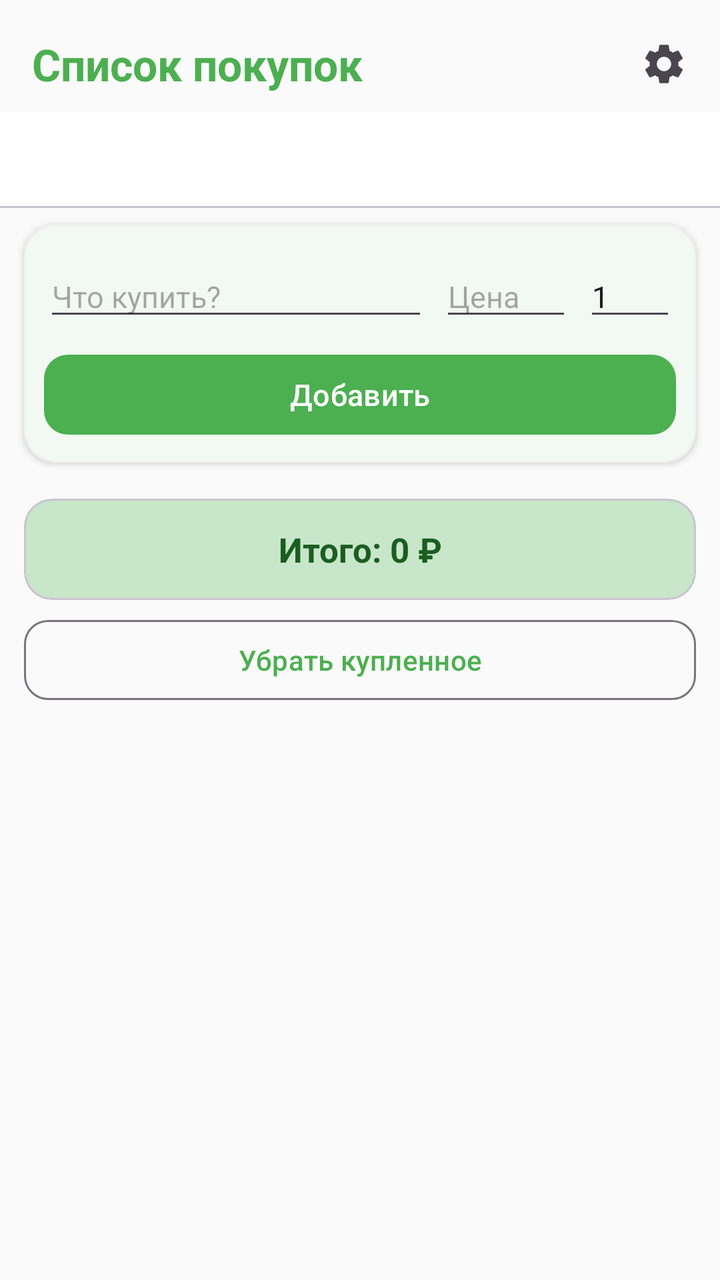
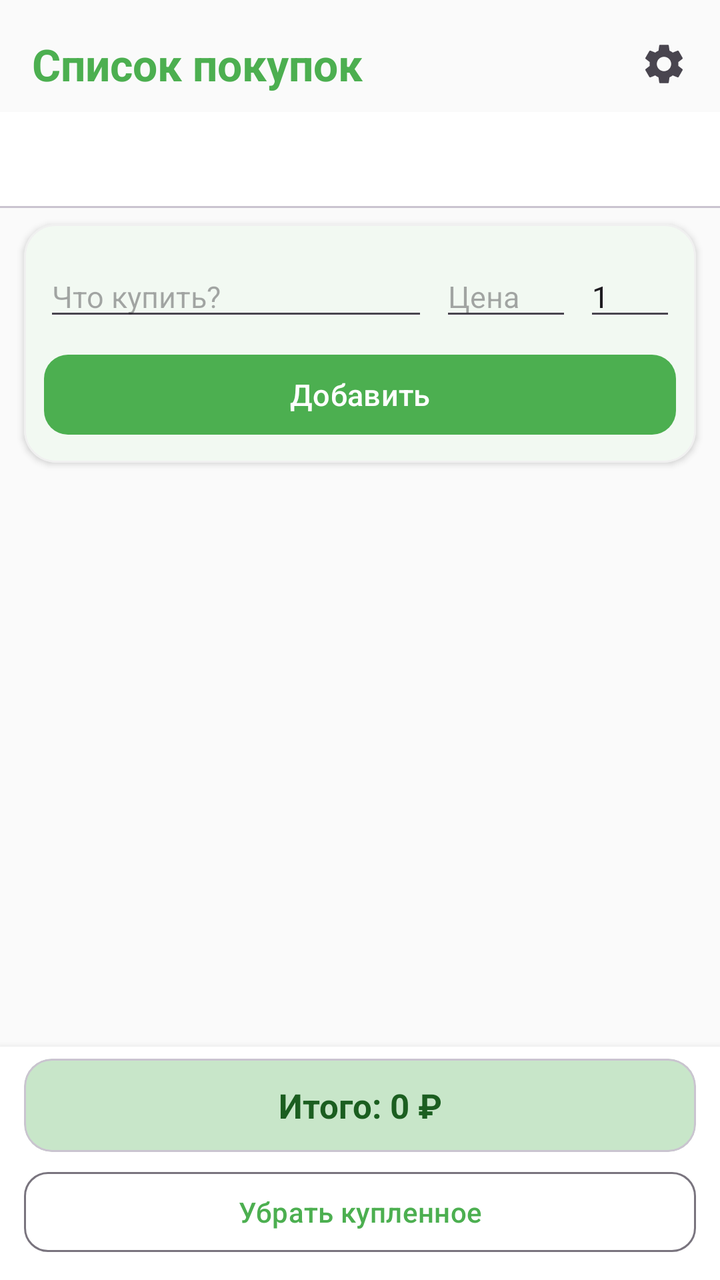

An Android layout rendered at two revisions. The XML below is the earlier revision; the diff shows what the commit changed to produce the second picture.
<!-- AndroidManifest.xml: application theme Theme.ShoppingList -->
<!-- res/layout/activity_main.xml -->
<?xml version="1.0" encoding="utf-8"?>
<androidx.core.widget.NestedScrollView
    xmlns:android="http://schemas.android.com/apk/res/android"
    xmlns:app="http://schemas.android.com/apk/res-auto"
    android:id="@+id/rootLayout"
    android:layout_width="match_parent"
    android:layout_height="match_parent"
    android:fillViewport="true"
    android:background="?android:attr/colorBackground">

    <LinearLayout
        android:layout_width="match_parent"
        android:layout_height="wrap_content"
        android:orientation="vertical">

        
        <LinearLayout
            android:layout_width="match_parent"
            android:layout_height="wrap_content"
            android:orientation="horizontal"
            android:gravity="center_vertical"
            android:paddingStart="16dp"
            android:paddingEnd="8dp"
            android:paddingTop="12dp"
            android:paddingBottom="4dp">

            <TextView
                android:layout_width="0dp"
                android:layout_height="wrap_content"
                android:layout_weight="1"
                android:text="@string/app_name"
                android:textSize="22sp"
                android:textStyle="bold"
                android:textColor="?attr/colorPrimary" />

            <ImageButton
                android:id="@+id/btnSettings"
                android:layout_width="40dp"
                android:layout_height="40dp"
                android:background="?attr/selectableItemBackgroundBorderless"
                android:contentDescription="@string/settings"
                android:src="@drawable/ic_settings"
                android:scaleType="centerInside" />
        </LinearLayout>

        
        <com.google.android.material.tabs.TabLayout
            android:id="@+id/tabLayout"
            android:layout_width="match_parent"
            android:layout_height="wrap_content"
            app:tabMode="scrollable"
            app:tabIndicatorColor="?attr/colorPrimary"
            app:tabSelectedTextColor="?attr/colorPrimary"
            app:tabTextColor="?attr/colorOnSurfaceVariant" />

        
        <com.google.android.material.card.MaterialCardView
            android:layout_width="match_parent"
            android:layout_height="wrap_content"
            android:layout_marginStart="12dp"
            android:layout_marginEnd="12dp"
            android:layout_marginTop="8dp"
            app:cardCornerRadius="16dp"
            app:cardElevation="2dp"
            app:cardBackgroundColor="?attr/colorSurface"
            app:strokeColor="?attr/colorSurfaceVariant"
            app:strokeWidth="1dp">

            <LinearLayout
                android:layout_width="match_parent"
                android:layout_height="wrap_content"
                android:orientation="vertical"
                android:padding="10dp">

                
                <com.google.android.material.chip.ChipGroup
                    android:id="@+id/chipGroup"
                    android:layout_width="match_parent"
                    android:layout_height="wrap_content"
                    app:chipSpacingHorizontal="4dp"
                    app:chipSpacingVertical="0dp"
                    app:singleSelection="true"
                    app:selectionRequired="true" />

                <LinearLayout
                    android:layout_width="match_parent"
                    android:layout_height="wrap_content"
                    android:orientation="horizontal"
                    android:layout_marginTop="6dp"
                    android:gravity="center_vertical">

                    <AutoCompleteTextView
                        android:id="@+id/editItem"
                        android:layout_width="0dp"
                        android:layout_height="wrap_content"
                        android:layout_weight="1"
                        android:hint="@string/hint_new_item"
                        android:completionThreshold="1"
                        android:inputType="textCapSentences"
                        android:imeOptions="actionDone"
                        android:textSize="15sp"
                        android:maxLines="1" />

                    <EditText
                        android:id="@+id/editPrice"
                        android:layout_width="66dp"
                        android:layout_height="wrap_content"
                        android:layout_marginStart="6dp"
                        android:hint="@string/hint_price"
                        android:inputType="numberDecimal"
                        android:textSize="15sp"
                        android:maxLines="1" />

                    <EditText
                        android:id="@+id/editQuantity"
                        android:layout_width="46dp"
                        android:layout_height="wrap_content"
                        android:layout_marginStart="6dp"
                        android:hint="@string/hint_qty"
                        android:inputType="number"
                        android:text="1"
                        android:textSize="15sp"
                        android:maxLines="1" />
                </LinearLayout>

                <com.google.android.material.button.MaterialButton
                    android:id="@+id/btnAdd"
                    android:layout_width="match_parent"
                    android:layout_height="wrap_content"
                    android:layout_marginTop="8dp"
                    android:text="@string/add"
                    android:textSize="15sp"
                    app:cornerRadius="12dp" />
            </LinearLayout>
        </com.google.android.material.card.MaterialCardView>

        
        <LinearLayout
            android:id="@+id/emptyState"
            android:layout_width="match_parent"
            android:layout_height="wrap_content"
            android:orientation="vertical"
            android:gravity="center"
            android:padding="32dp"
            android:visibility="gone">

            <TextView
                android:layout_width="wrap_content"
                android:layout_height="wrap_content"
                android:text="🛒"
                android:textSize="48sp" />

            <TextView
                android:layout_width="wrap_content"
                android:layout_height="wrap_content"
                android:layout_marginTop="8dp"
                android:text="@string/empty_hint"
                android:textSize="15sp"
                android:textColor="?attr/colorOnSurfaceVariant"
                android:gravity="center" />
        </LinearLayout>

        
        <androidx.recyclerview.widget.RecyclerView
            android:id="@+id/recycler"
            android:layout_width="match_parent"
            android:layout_height="wrap_content"
            android:nestedScrollingEnabled="false"
            android:layout_marginTop="8dp"
            android:layout_marginStart="12dp"
            android:layout_marginEnd="12dp" />

        
        <com.google.android.material.card.MaterialCardView
            android:layout_width="match_parent"
            android:layout_height="wrap_content"
            android:layout_marginStart="12dp"
            android:layout_marginEnd="12dp"
            android:layout_marginTop="10dp"
            app:cardCornerRadius="14dp"
            app:cardElevation="0dp"
            app:cardBackgroundColor="?attr/colorPrimaryContainer">

            <TextView
                android:id="@+id/textTotal"
                android:layout_width="match_parent"
                android:layout_height="wrap_content"
                android:padding="14dp"
                android:textSize="17sp"
                android:textStyle="bold"
                android:textColor="?attr/colorOnPrimaryContainer"
                android:gravity="center"
                android:text="@string/total_zero" />
        </com.google.android.material.card.MaterialCardView>

        <com.google.android.material.button.MaterialButton
            android:id="@+id/btnClearDone"
            style="@style/Widget.Material3.Button.OutlinedButton"
            android:layout_width="match_parent"
            android:layout_height="wrap_content"
            android:layout_marginStart="12dp"
            android:layout_marginEnd="12dp"
            android:layout_marginTop="6dp"
            android:layout_marginBottom="12dp"
            android:text="@string/clear_done"
            app:cornerRadius="12dp" />
    </LinearLayout>
</androidx.core.widget.NestedScrollView>
<!-- resources referenced by this layout -->
<resources>
  <!-- drawable ic_settings (drawable) -->
  <vector xmlns:android="http://schemas.android.com/apk/res/android"
      android:width="24dp"
      android:height="24dp"
      android:viewportWidth="24"
      android:viewportHeight="24"
      android:tint="?attr/colorOnSurfaceVariant">
      <path
          android:fillColor="@android:color/white"
          android:pathData="M19.14,12.94c0.04,-0.3 0.06,-0.61 0.06,-0.94c0,-0.32 -0.02,-0.64 -0.07,-0.94l2.03,-1.58c0.18,-0.14 0.23,-0.41 0.12,-0.61l-1.92,-3.32c-0.12,-0.22 -0.37,-0.29 -0.59,-0.22l-2.39,0.96c-0.5,-0.38 -1.03,-0.7 -1.62,-0.94L14.4,2.81c-0.04,-0.24 -0.24,-0.41 -0.48,-0.41h-3.84c-0.24,0 -0.43,0.17 -0.47,0.41L9.25,5.35C8.66,5.59 8.12,5.92 7.63,6.29L5.24,5.33c-0.22,-0.08 -0.47,0 -0.59,0.22L2.74,8.87C2.62,9.08 2.66,9.34 2.86,9.48l2.03,1.58C4.84,11.36 4.8,11.69 4.8,12s0.02,0.64 0.07,0.94l-2.03,1.58c-0.18,0.14 -0.23,0.41 -0.12,0.61l1.92,3.32c0.12,0.22 0.37,0.29 0.59,0.22l2.39,-0.96c0.5,0.38 1.03,0.7 1.62,0.94l0.36,2.54c0.05,0.24 0.24,0.41 0.48,0.41h3.84c0.24,0 0.44,-0.17 0.47,-0.41l0.36,-2.54c0.59,-0.24 1.13,-0.56 1.62,-0.94l2.39,0.96c0.22,0.08 0.47,0 0.59,-0.22l1.92,-3.32c0.12,-0.22 0.07,-0.47 -0.12,-0.61L19.14,12.94zM12,15.6c-1.98,0 -3.6,-1.62 -3.6,-3.6s1.62,-3.6 3.6,-3.6s3.6,1.62 3.6,3.6S13.98,15.6 12,15.6z"/>
  </vector>
  <string name="add">Добавить</string>
  <string name="app_name">Список покупок</string>
  <string name="clear_done">Убрать купленное</string>
  <string name="empty_hint">Список пуст.\nДобавь первый товар!</string>
  <string name="hint_new_item">Что купить?</string>
  <string name="hint_price">Цена</string>
  <string name="hint_qty">Кол-во</string>
  <string name="settings">Настройки</string>
  <string name="total_zero">Итого: 0 ₽</string>
  <style name="Theme.ShoppingList" parent="Theme.Material3.DayNight.NoActionBar">
          <item name="colorPrimary">@color/primary</item>
          <item name="colorOnPrimary">@color/on_primary</item>
          <item name="colorPrimaryContainer">@color/primary_container</item>
          <item name="colorOnPrimaryContainer">@color/on_primary_container</item>
          <item name="colorSecondary">@color/secondary</item>
          <item name="colorOnSecondary">@color/on_secondary</item>
          <item name="android:colorBackground">@color/surface</item>
          <item name="colorSurface">@color/card_bg</item>
          <item name="colorOnSurface">@color/on_surface</item>
          <item name="colorSurfaceVariant">@color/surface_variant</item>
          <item name="colorOnSurfaceVariant">@color/on_surface_variant</item>
          <item name="android:statusBarColor" tools:targetApi="l">@color/surface</item>
          <item name="android:windowLightStatusBar" tools:targetApi="m">true</item>
          <item name="chipStyle">@style/SmallChip</item>
      </style>
  <color name="primary">#4CAF50</color>
  <color name="on_primary">#FFFFFF</color>
  <color name="primary_container">#C8E6C9</color>
  <color name="on_primary_container">#1B5E20</color>
  <color name="secondary">#FFA726</color>
  <color name="on_secondary">#FFFFFF</color>
  <color name="surface">#FAFAFA</color>
  <color name="card_bg">#FFFFFF</color>
  <color name="on_surface">#1C1B1F</color>
  <color name="surface_variant">#F0F0F0</color>
  <color name="on_surface_variant">#49454F</color>
  <style name="SmallChip" parent="Widget.Material3.Chip.Filter">
          <item name="chipMinTouchTargetSize">0dp</item>
          <item name="chipMinHeight">24dp</item>
          <item name="chipStartPadding">6dp</item>
          <item name="chipEndPadding">6dp</item>
          <item name="android:textSize">11sp</item>
      </style>
</resources>

<!-- the commit's change to res/layout/activity_main.xml (unified diff, before → after) -->
@@ -1,182 +1,199 @@
 <?xml version="1.0" encoding="utf-8"?>
-<androidx.core.widget.NestedScrollView
-    xmlns:android="http://schemas.android.com/apk/res/android"
+<LinearLayout xmlns:android="http://schemas.android.com/apk/res/android"
     xmlns:app="http://schemas.android.com/apk/res-auto"
-    android:id="@+id/rootLayout"
     android:layout_width="match_parent"
     android:layout_height="match_parent"
-    android:fillViewport="true"
+    android:orientation="vertical"
     android:background="?android:attr/colorBackground">
 
+    
+    <androidx.core.widget.NestedScrollView
+        android:id="@+id/rootLayout"
+        android:layout_width="match_parent"
+        android:layout_height="0dp"
+        android:layout_weight="1"
+        android:fillViewport="true">
+
+        <LinearLayout
+            android:layout_width="match_parent"
+            android:layout_height="wrap_content"
+            android:orientation="vertical">
+
+            
+            <LinearLayout
+                android:layout_width="match_parent"
+                android:layout_height="wrap_content"
+                android:orientation="horizontal"
+                android:gravity="center_vertical"
+                android:paddingStart="16dp"
+                android:paddingEnd="8dp"
+                android:paddingTop="12dp"
+                android:paddingBottom="4dp">
+
+                <TextView
+                    android:layout_width="0dp"
+                    android:layout_height="wrap_content"
+                    android:layout_weight="1"
+                    android:text="@string/app_name"
+                    android:textSize="22sp"
+                    android:textStyle="bold"
+                    android:textColor="?attr/colorPrimary" />
+
+                <ImageButton
+                    android:id="@+id/btnSettings"
+                    android:layout_width="40dp"
+                    android:layout_height="40dp"
+                    android:background="?attr/selectableItemBackgroundBorderless"
+                    android:contentDescription="@string/settings"
+                    android:src="@drawable/ic_settings"
+                    android:scaleType="centerInside" />
+            </LinearLayout>
+
+            
+            <com.google.android.material.tabs.TabLayout
+                android:id="@+id/tabLayout"
+                android:layout_width="match_parent"
+                android:layout_height="wrap_content"
+                app:tabMode="scrollable"
+                app:tabIndicatorColor="?attr/colorPrimary"
+                app:tabSelectedTextColor="?attr/colorPrimary"
+                app:tabTextColor="?attr/colorOnSurfaceVariant" />
+
+            
+            <com.google.android.material.card.MaterialCardView
+                android:layout_width="match_parent"
+                android:layout_height="wrap_content"
+                android:layout_marginStart="12dp"
+                android:layout_marginEnd="12dp"
+                android:layout_marginTop="8dp"
+                app:cardCornerRadius="16dp"
+                app:cardElevation="2dp"
+                app:cardBackgroundColor="?attr/colorSurface"
+                app:strokeColor="?attr/colorSurfaceVariant"
+                app:strokeWidth="1dp">
+
+                <LinearLayout
+                    android:layout_width="match_parent"
+                    android:layout_height="wrap_content"
+                    android:orientation="vertical"
+                    android:padding="10dp">
+
+                    <com.google.android.material.chip.ChipGroup
+                        android:id="@+id/chipGroup"
+                        android:layout_width="match_parent"
+                        android:layout_height="wrap_content"
+                        app:chipSpacingHorizontal="4dp"
+                        app:chipSpacingVertical="0dp"
+                        app:singleSelection="true"
+                        app:selectionRequired="true" />
+
+                    <LinearLayout
+                        android:layout_width="match_parent"
+                        android:layout_height="wrap_content"
+                        android:orientation="horizontal"
+                        android:layout_marginTop="6dp"
+                        android:gravity="center_vertical">
+
+                        <AutoCompleteTextView
+                            android:id="@+id/editItem"
+                            android:layout_width="0dp"
+                            android:layout_height="wrap_content"
+                            android:layout_weight="1"
+                            android:hint="@string/hint_new_item"
+                            android:completionThreshold="1"
+                            android:inputType="textCapSentences"
+                            android:imeOptions="actionDone"
+                            android:textSize="15sp"
+                            android:maxLines="1" />
+
+                        <EditText
+                            android:id="@+id/editPrice"
+                            android:layout_width="66dp"
+                            android:layout_height="wrap_content"
+                            android:layout_marginStart="6dp"
+                            android:hint="@string/hint_price"
+                            android:inputType="numberDecimal"
+                            android:textSize="15sp"
+                            android:maxLines="1" />
+
+                        <EditText
+                            android:id="@+id/editQuantity"
+                            android:layout_width="46dp"
+                            android:layout_height="wrap_content"
+                            android:layout_marginStart="6dp"
+                            android:hint="@string/hint_qty"
+                            android:inputType="number"
+                            android:text="1"
+                            android:textSize="15sp"
+                            android:maxLines="1" />
+                    </LinearLayout>
+
+                    <com.google.android.material.button.MaterialButton
+                        android:id="@+id/btnAdd"
+                        android:layout_width="match_parent"
+                        android:layout_height="wrap_content"
+                        android:layout_marginTop="8dp"
+                        android:text="@string/add"
+                        android:textSize="15sp"
+                        app:cornerRadius="12dp" />
+                </LinearLayout>
+            </com.google.android.material.card.MaterialCardView>
+
+            
+            <LinearLayout
+                android:id="@+id/emptyState"
+                android:layout_width="match_parent"
+                android:layout_height="wrap_content"
+                android:orientation="vertical"
+                android:gravity="center"
+                android:padding="32dp"
+                android:visibility="gone">
+
+                <TextView
+                    android:layout_width="wrap_content"
+                    android:layout_height="wrap_content"
+                    android:text="🛒"
+                    android:textSize="48sp" />
+
+                <TextView
+                    android:layout_width="wrap_content"
+                    android:layout_height="wrap_content"
+                    android:layout_marginTop="8dp"
+                    android:text="@string/empty_hint"
+                    android:textSize="15sp"
+                    android:textColor="?attr/colorOnSurfaceVariant"
+                    android:gravity="center" />
+            </LinearLayout>
+
+            
+            <androidx.recyclerview.widget.RecyclerView
+                android:id="@+id/recycler"
+                android:layout_width="match_parent"
+                android:layout_height="wrap_content"
+                android:nestedScrollingEnabled="false"
+                android:layout_marginTop="8dp"
+                android:layout_marginStart="12dp"
+                android:layout_marginEnd="12dp"
+                android:layout_marginBottom="12dp" />
+        </LinearLayout>
+    </androidx.core.widget.NestedScrollView>
+
+    
     <LinearLayout
         android:layout_width="match_parent"
         android:layout_height="wrap_content"
-        android:orientation="vertical">
-
-        
-        <LinearLayout
+        android:orientation="vertical"
+        android:paddingStart="12dp"
+        android:paddingEnd="12dp"
+        android:paddingTop="6dp"
+        android:paddingBottom="10dp"
+        android:background="?attr/colorSurface"
+        android:elevation="6dp">
+
+        <com.google.android.material.card.MaterialCardView
+            android:id="@+id/cardTotal"
             android:layout_width="match_parent"
             android:layout_height="wrap_content"
-            android:orientation="horizontal"
-            android:gravity="center_vertical"
-            android:paddingStart="16dp"
-            android:paddingEnd="8dp"
-            android:paddingTop="12dp"
-            android:paddingBottom="4dp">
-
-            <TextView
-                android:layout_width="0dp"
-                android:layout_height="wrap_content"
-                android:layout_weight="1"
-                android:text="@string/app_name"
-                android:textSize="22sp"
-                android:textStyle="bold"
-                android:textColor="?attr/colorPrimary" />
-
-            <ImageButton
-                android:id="@+id/btnSettings"
-                android:layout_width="40dp"
-                android:layout_height="40dp"
-                android:background="?attr/selectableItemBackgroundBorderless"
-                android:contentDescription="@string/settings"
-                android:src="@drawable/ic_settings"
-                android:scaleType="centerInside" />
-        </LinearLayout>
-
-        
-        <com.google.android.material.tabs.TabLayout
-            android:id="@+id/tabLayout"
-            android:layout_width="match_parent"
-            android:layout_height="wrap_content"
-            app:tabMode="scrollable"
-            app:tabIndicatorColor="?attr/colorPrimary"
-            app:tabSelectedTextColor="?attr/colorPrimary"
-            app:tabTextColor="?attr/colorOnSurfaceVariant" />
-
-        
-        <com.google.android.material.card.MaterialCardView
-            android:layout_width="match_parent"
-            android:layout_height="wrap_content"
-            android:layout_marginStart="12dp"
-            android:layout_marginEnd="12dp"
-            android:layout_marginTop="8dp"
-            app:cardCornerRadius="16dp"
-            app:cardElevation="2dp"
-            app:cardBackgroundColor="?attr/colorSurface"
-            app:strokeColor="?attr/colorSurfaceVariant"
-            app:strokeWidth="1dp">
-
-            <LinearLayout
-                android:layout_width="match_parent"
-                android:layout_height="wrap_content"
-                android:orientation="vertical"
-                android:padding="10dp">
-
-                
-                <com.google.android.material.chip.ChipGroup
-                    android:id="@+id/chipGroup"
-                    android:layout_width="match_parent"
-                    android:layout_height="wrap_content"
-                    app:chipSpacingHorizontal="4dp"
-                    app:chipSpacingVertical="0dp"
-                    app:singleSelection="true"
-                    app:selectionRequired="true" />
-
-                <LinearLayout
-                    android:layout_width="match_parent"
-                    android:layout_height="wrap_content"
-                    android:orientation="horizontal"
-                    android:layout_marginTop="6dp"
-                    android:gravity="center_vertical">
-
-                    <AutoCompleteTextView
-                        android:id="@+id/editItem"
-                        android:layout_width="0dp"
-                        android:layout_height="wrap_content"
-                        android:layout_weight="1"
-                        android:hint="@string/hint_new_item"
-                        android:completionThreshold="1"
-                        android:inputType="textCapSentences"
-                        android:imeOptions="actionDone"
-                        android:textSize="15sp"
-                        android:maxLines="1" />
-
-                    <EditText
-                        android:id="@+id/editPrice"
-                        android:layout_width="66dp"
-                        android:layout_height="wrap_content"
-                        android:layout_marginStart="6dp"
-                        android:hint="@string/hint_price"
-                        android:inputType="numberDecimal"
-                        android:textSize="15sp"
-                        android:maxLines="1" />
-
-                    <EditText
-                        android:id="@+id/editQuantity"
-                        android:layout_width="46dp"
-                        android:layout_height="wrap_content"
-                        android:layout_marginStart="6dp"
-                        android:hint="@string/hint_qty"
-                        android:inputType="number"
-                        android:text="1"
-                        android:textSize="15sp"
-                        android:maxLines="1" />
-                </LinearLayout>
-
-                <com.google.android.material.button.MaterialButton
-                    android:id="@+id/btnAdd"
-                    android:layout_width="match_parent"
-                    android:layout_height="wrap_content"
-                    android:layout_marginTop="8dp"
-                    android:text="@string/add"
-                    android:textSize="15sp"
-                    app:cornerRadius="12dp" />
-            </LinearLayout>
-        </com.google.android.material.card.MaterialCardView>
-
-        
-        <LinearLayout
-            android:id="@+id/emptyState"
-            android:layout_width="match_parent"
-            android:layout_height="wrap_content"
-            android:orientation="vertical"
-            android:gravity="center"
-            android:padding="32dp"
-            android:visibility="gone">
-
-            <TextView
-                android:layout_width="wrap_content"
-                android:layout_height="wrap_content"
-                android:text="🛒"
-                android:textSize="48sp" />
-
-            <TextView
-                android:layout_width="wrap_content"
-                android:layout_height="wrap_content"
-                android:layout_marginTop="8dp"
-                android:text="@string/empty_hint"
-                android:textSize="15sp"
-                android:textColor="?attr/colorOnSurfaceVariant"
-                android:gravity="center" />
-        </LinearLayout>
-
-        
-        <androidx.recyclerview.widget.RecyclerView
-            android:id="@+id/recycler"
-            android:layout_width="match_parent"
-            android:layout_height="wrap_content"
-            android:nestedScrollingEnabled="false"
-            android:layout_marginTop="8dp"
-            android:layout_marginStart="12dp"
-            android:layout_marginEnd="12dp" />
-
-        
-        <com.google.android.material.card.MaterialCardView
-            android:layout_width="match_parent"
-            android:layout_height="wrap_content"
-            android:layout_marginStart="12dp"
-            android:layout_marginEnd="12dp"
-            android:layout_marginTop="10dp"
             app:cardCornerRadius="14dp"
             app:cardElevation="0dp"
             app:cardBackgroundColor="?attr/colorPrimaryContainer">
@@ -185,7 +202,7 @@
                 android:id="@+id/textTotal"
                 android:layout_width="match_parent"
                 android:layout_height="wrap_content"
-                android:padding="14dp"
+                android:padding="12dp"
                 android:textSize="17sp"
                 android:textStyle="bold"
                 android:textColor="?attr/colorOnPrimaryContainer"
@@ -198,11 +215,8 @@
             style="@style/Widget.Material3.Button.OutlinedButton"
             android:layout_width="match_parent"
             android:layout_height="wrap_content"
-            android:layout_marginStart="12dp"
-            android:layout_marginEnd="12dp"
             android:layout_marginTop="6dp"
-            android:layout_marginBottom="12dp"
             android:text="@string/clear_done"
             app:cornerRadius="12dp" />
     </LinearLayout>
-</androidx.core.widget.NestedScrollView>
+</LinearLayout>
